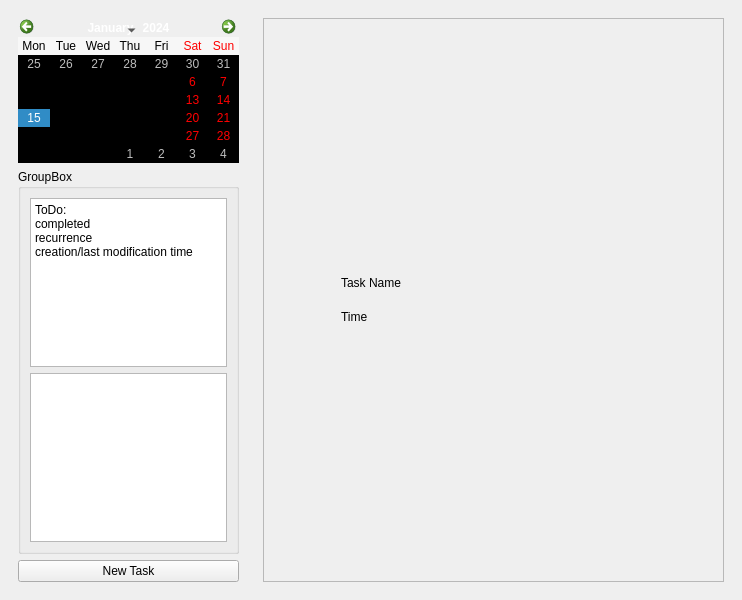
Above: mainwindow.ui from david4more/QtToDo before the change. Below: the same form after it.
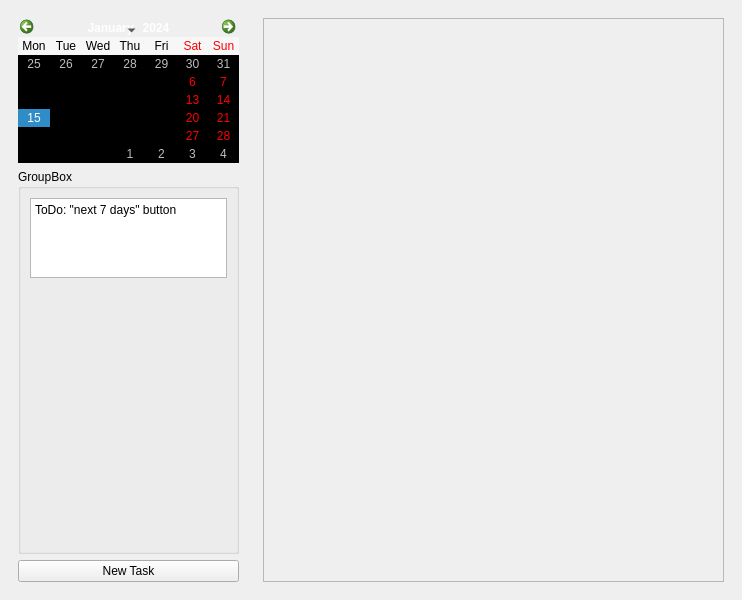
That is the form after the change.

Commit message: add TaskWidget class, move class Task to header, add dynamic tasks render

The edit to the form file:
```diff
--- a/mainwindow.ui
+++ b/mainwindow.ui
@@ -10,6 +10,12 @@
     <height>600</height>
    </rect>
   </property>
+  <property name="minimumSize">
+   <size>
+    <width>0</width>
+    <height>80</height>
+   </size>
+  </property>
   <property name="windowTitle">
    <string>MainWindow</string>
   </property>
@@ -30,7 +36,7 @@
        <item>
         <widget class="QCalendarWidget" name="calendarWidget">
          <property name="sizePolicy">
-          <sizepolicy hsizetype="Preferred" vsizetype="Preferred">
+          <sizepolicy hsizetype="Preferred" vsizetype="Fixed">
            <horstretch>0</horstretch>
            <verstretch>0</verstretch>
           </sizepolicy>
@@ -85,6 +91,18 @@
          <layout class="QVBoxLayout" name="verticalLayout_4">
           <item>
            <widget class="QTextEdit" name="textEdit">
+            <property name="sizePolicy">
+             <sizepolicy hsizetype="Expanding" vsizetype="Preferred">
+              <horstretch>0</horstretch>
+              <verstretch>0</verstretch>
+             </sizepolicy>
+            </property>
+            <property name="maximumSize">
+             <size>
+              <width>16777215</width>
+              <height>80</height>
+             </size>
+            </property>
             <property name="html">
              <string>&lt;!DOCTYPE HTML PUBLIC &quot;-//W3C//DTD HTML 4.0//EN&quot; &quot;http://www.w3.org/TR/REC-html40/strict.dtd&quot;&gt;
 &lt;html&gt;&lt;head&gt;&lt;meta name=&quot;qrichtext&quot; content=&quot;1&quot; /&gt;&lt;meta charset=&quot;utf-8&quot; /&gt;&lt;style type=&quot;text/css&quot;&gt;
@@ -93,14 +111,12 @@
 li.unchecked::marker { content: &quot;\2610&quot;; }
 li.checked::marker { content: &quot;\2612&quot;; }
 &lt;/style&gt;&lt;/head&gt;&lt;body style=&quot; font-family:'Segoe UI'; font-size:9pt; font-weight:400; font-style:normal;&quot;&gt;
-&lt;p style=&quot; margin-top:0px; margin-bottom:0px; margin-left:0px; margin-right:0px; -qt-block-indent:0; text-indent:0px;&quot;&gt;ToDo:&lt;/p&gt;
-&lt;p style=&quot; margin-top:0px; margin-bottom:0px; margin-left:0px; margin-right:0px; -qt-block-indent:0; text-indent:0px;&quot;&gt;completed &lt;/p&gt;
-&lt;p style=&quot; margin-top:0px; margin-bottom:0px; margin-left:0px; margin-right:0px; -qt-block-indent:0; text-indent:0px;&quot;&gt;recurrence&lt;br /&gt;creation/last modification time&lt;/p&gt;&lt;/body&gt;&lt;/html&gt;</string>
+&lt;p style=&quot; margin-top:0px; margin-bottom:0px; margin-left:0px; margin-right:0px; -qt-block-indent:0; text-indent:0px;&quot;&gt;ToDo: &amp;quot;next 7 days&amp;quot; button&lt;/p&gt;&lt;/body&gt;&lt;/html&gt;</string>
             </property>
            </widget>
           </item>
           <item>
-           <widget class="QTextEdit" name="textEdit_2"/>
+           <widget class="QWidget" name="widget_2" native="true"/>
           </item>
          </layout>
         </widget>
@@ -133,7 +149,7 @@
           <property name="widgetResizable">
            <bool>true</bool>
           </property>
-          <widget class="QWidget" name="scrollAreaWidgetContents">
+          <widget class="QWidget" name="scrollAreaWidget">
            <property name="geometry">
             <rect>
              <x>0</x>
@@ -142,68 +158,7 @@
              <height>562</height>
             </rect>
            </property>
-           <layout class="QHBoxLayout" name="horizontalLayout_4">
-            <item>
-             <spacer name="horizontalSpacer">
-              <property name="orientation">
-               <enum>Qt::Orientation::Horizontal</enum>
-              </property>
-              <property name="sizeType">
-               <enum>QSizePolicy::Policy::Fixed</enum>
-              </property>
-              <property name="sizeHint" stdset="0">
-               <size>
-                <width>50</width>
-                <height>20</height>
-               </size>
-              </property>
-             </spacer>
-            </item>
-            <item>
-             <widget class="QWidget" name="widget" native="true">
-              <property name="minimumSize">
-               <size>
-                <width>0</width>
-                <height>0</height>
-               </size>
-              </property>
-              <layout class="QVBoxLayout" name="verticalLayout_2">
-               <item>
-                <widget class="QWidget" name="widget_2" native="true">
-                 <property name="sizePolicy">
-                  <sizepolicy hsizetype="Fixed" vsizetype="Fixed">
-                   <horstretch>0</horstretch>
-                   <verstretch>0</verstretch>
-                  </sizepolicy>
-                 </property>
-                 <property name="minimumSize">
-                  <size>
-                   <width>300</width>
-                   <height>80</height>
-                  </size>
-                 </property>
-                 <layout class="QVBoxLayout" name="verticalLayout_3">
-                  <item>
-                   <widget class="QLabel" name="taskNameLabel">
-                    <property name="text">
-                     <string>Task Name</string>
-                    </property>
-                   </widget>
-                  </item>
-                  <item>
-                   <widget class="QLabel" name="taskTimeLabel">
-                    <property name="text">
-                     <string>Time</string>
-                    </property>
-                   </widget>
-                  </item>
-                 </layout>
-                </widget>
-               </item>
-              </layout>
-             </widget>
-            </item>
-           </layout>
+           <layout class="QVBoxLayout" name="verticalLayout_2"/>
           </widget>
          </widget>
         </item>
```
The commit also changes 7 other files.
